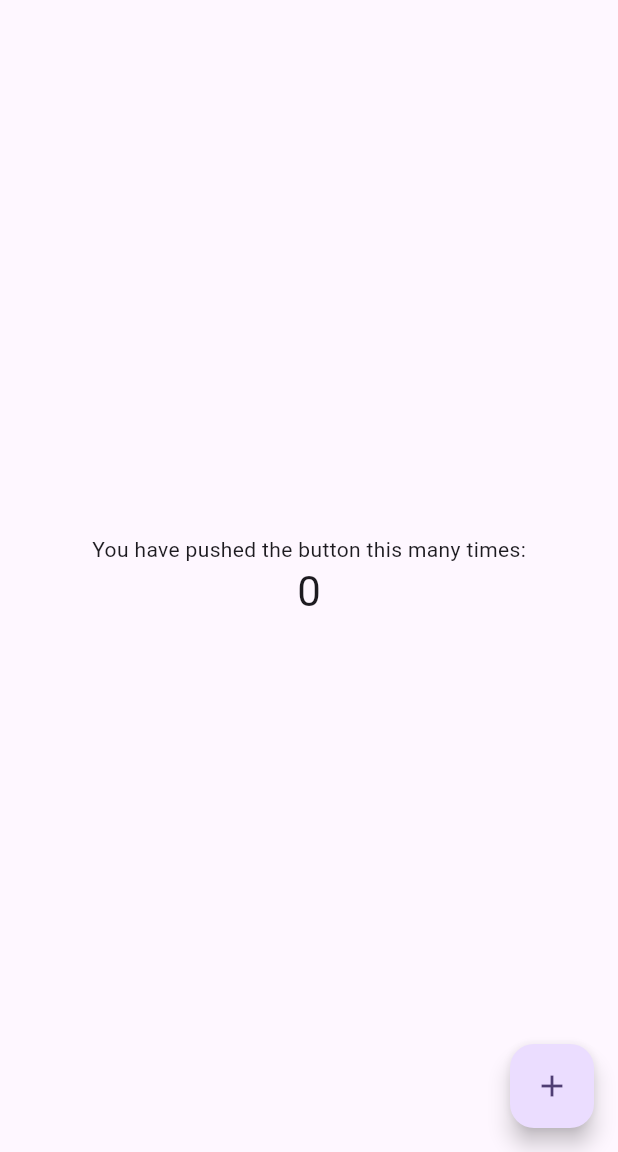
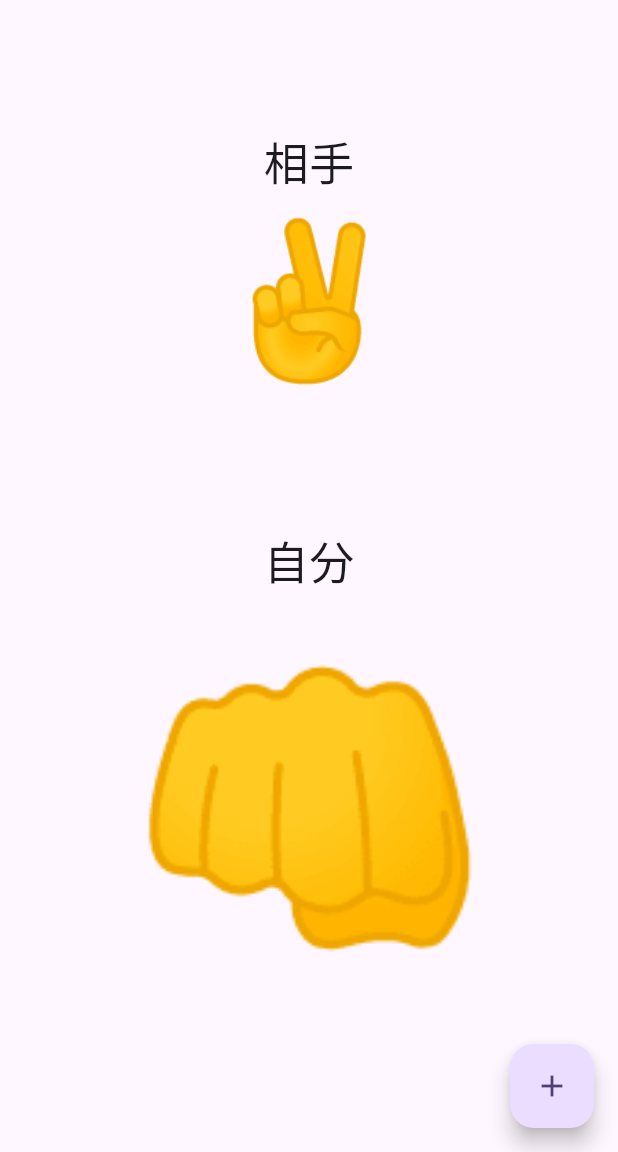
Before and after one commit to sugishitadaichi/janken_app, a Flutter app: the screen it shows after launch, on a phone screen of 412 x 824 dp, the part 84-1236 px from its top. Run offline on Flutter 3.47's test engine with Material 3 defaults, Android fonts, the phone set to English and light mode, and no system bars.

Commit message:
ベース作成完了

```diff
--- a/lib/main.dart
+++ b/lib/main.dart
@@ -87,31 +87,29 @@ class _MyHomePageState extends State<MyHomePage> {
         title: Text(widget.title),
       ),
       body: Center(
-        // Center is a layout widget. It takes a single child and positions it
-        // in the middle of the parent.
+
         child: Column(
-          // Column is also a layout widget. It takes a list of children and
-          // arranges them vertically. By default, it sizes itself to fit its
-          // children horizontally, and tries to be as tall as its parent.
-          //
-          // Column has various properties to control how it sizes itself and
-          // how it positions its children. Here we use mainAxisAlignment to
-          // center the children vertically; the main axis here is the vertical
-          // axis because Columns are vertical (the cross axis would be
-          // horizontal).
-          //
-          // TRY THIS: Invoke "debug painting" (choose the "Toggle Debug Paint"
-          // action in the IDE, or press "p" in the console), to see the
-          // wireframe for each widget.
           mainAxisAlignment: MainAxisAlignment.center,
           children: <Widget>[
             const Text(
-              'You have pushed the button this many times:',
+              '相手',
+              style: TextStyle(fontSize: 30),
             ),
             Text(
-              '$_counter',
-              style: Theme.of(context).textTheme.headlineMedium,
+              '✌️',
+              style: TextStyle(fontSize: 100),
             ),
+            SizedBox(
+              height: 80,
+            ),
+            Text(
+              '自分',
+              style: TextStyle(fontSize: 30),
+            ),
+            Text(
+              '👊',
+              style: TextStyle(fontSize: 200),
+            )
           ],
         ),
       ),
```
